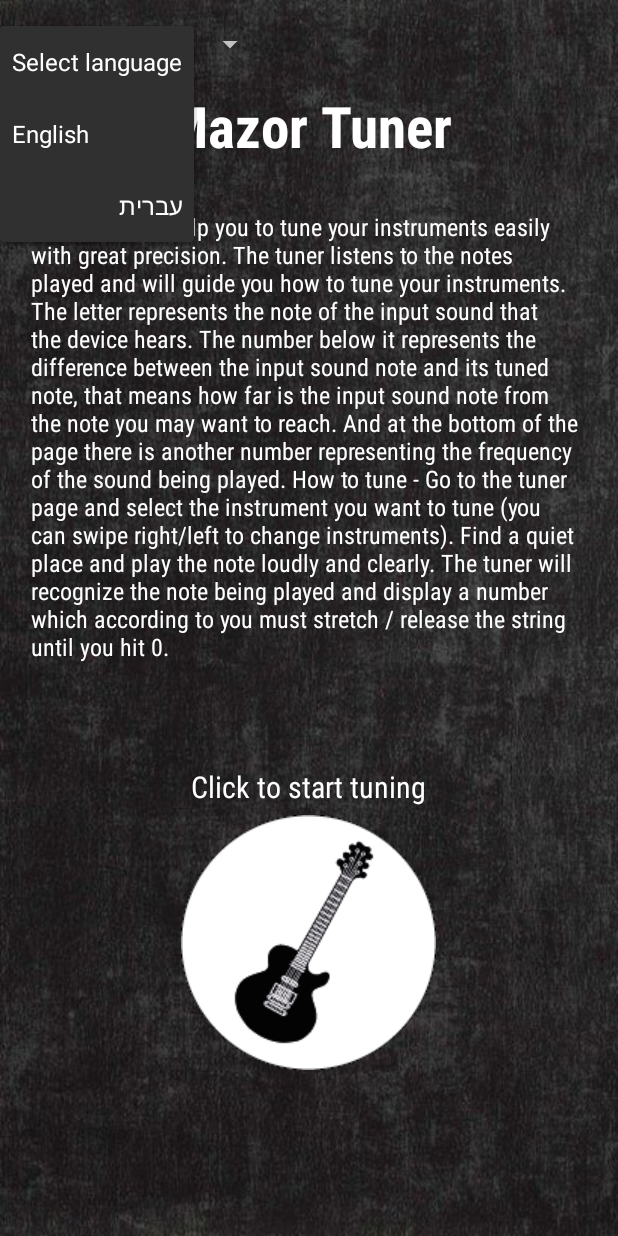
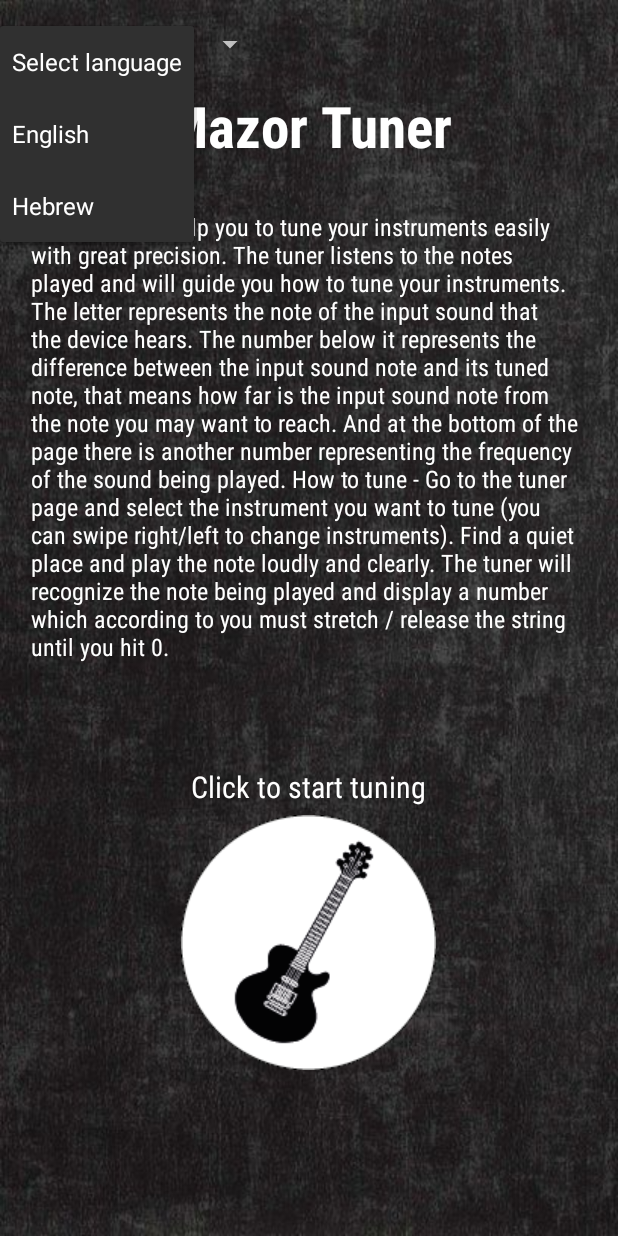
Before and after one commit to itay30/Tuner, an Android app: the MainActivity screen opened directly, with no data from a screen before it, after a tap on "Select language", on a phone screen of 412 x 824 dp. Run offline under Robolectric (Android 15) with nearby library versions, the phone set to English and light mode, and no system bars.

Commit message:
changed spinner text to hebrew instead עברית and changed current_hertz_small text size while chromatic tuning and increased info text place

```diff
--- a/app/src/main/java/com/example/mytuner/MainActivity.java
+++ b/app/src/main/java/com/example/mytuner/MainActivity.java
@@ -46,7 +46,7 @@ public class MainActivity extends AppCompatActivity {
 
         list.add("Select language");
         list.add("English");
-        list.add("עברית");
+        list.add("Hebrew");
 
         ArrayAdapter<String> adapter = new ArrayAdapter<String>(this, android.R.layout.simple_spinner_item, list);
         adapter.setDropDownViewResource(android.R.layout.simple_spinner_dropdown_item);
--- a/app/src/main/java/com/example/mytuner/TuningClass.java
+++ b/app/src/main/java/com/example/mytuner/TuningClass.java
@@ -76,6 +76,7 @@ public class TuningClass extends AppCompatActivity implements GestureDetector.On
                             //Sets the text boxes to display according to the hertz that is playing
                             NearestNote nearestNote = getNearestNote(inputHertz, TuneCase);
                             double diff = (inputHertz - nearestNote.hertz);
+                            current_hertz_small.setTextSize(20);
                             current_hertz_small.setText("" + String.format("%.1f", inputHertz));
                             expected_note.setText("" + nearestNote.note);
                             tuner_diff.setText("" + String.format("%.0f", diff));
@@ -104,6 +105,7 @@ public class TuningClass extends AppCompatActivity implements GestureDetector.On
                         public void run() {
                             //Sets the text boxes to display according to the hertz that was played
                             Note note = new Note(inputHertz);
+                            current_hertz_small.setTextSize(35);
                             current_hertz_small.setText("" + String.format("%.1f", inputHertz));
                             double diff = (inputHertz - note.getExactFrequency());
                             expected_note.setText("" + note.toString());
--- a/app/src/main/res/layout/activity_main.xml
+++ b/app/src/main/res/layout/activity_main.xml
@@ -150,7 +150,7 @@
         android:layout_width="wrap_content"
         android:layout_height="wrap_content"
         android:orientation="horizontal"
-        app:layout_constraintGuide_percent="0.55" />
+        app:layout_constraintGuide_percent="0.58" />
 
     <androidx.constraintlayout.widget.Guideline
         android:id="@+id/guideline_start"
--- a/app/src/main/res/layout/activity_tuning_class.xml
+++ b/app/src/main/res/layout/activity_tuning_class.xml
@@ -77,7 +77,7 @@
             android:layout_gravity="center"
             android:text=""
             android:textColor="#FFFFFF"
-            android:textSize="30sp"
+            android:textSize="20sp"
             android:background="@color/very_dark_grey"/>
 
     </LinearLayout>
@@ -110,5 +110,4 @@
         android:orientation="horizontal"
         app:layout_constraintGuide_percent="0.21" />
 
-
 </androidx.constraintlayout.widget.ConstraintLayout>
--- a/app/src/main/res/layout/chromatic_fragment.xml
+++ b/app/src/main/res/layout/chromatic_fragment.xml
@@ -13,10 +13,10 @@
 
     <TextView
         android:id="@+id/expected_note"
-        android:layout_width="match_parent"
+        android:layout_width="wrap_content"
         android:layout_height="wrap_content"
         android:gravity="center"
-        android:text="C   C#   D   D#   E   F   F#   G   G#   A   A#   B "
+        android:text=" C   C#   D   D#   E   F   F#   G   G#   A   A#   B "
         android:textColor="#FFFFFF"
         android:textSize="18sp" />
 
```
